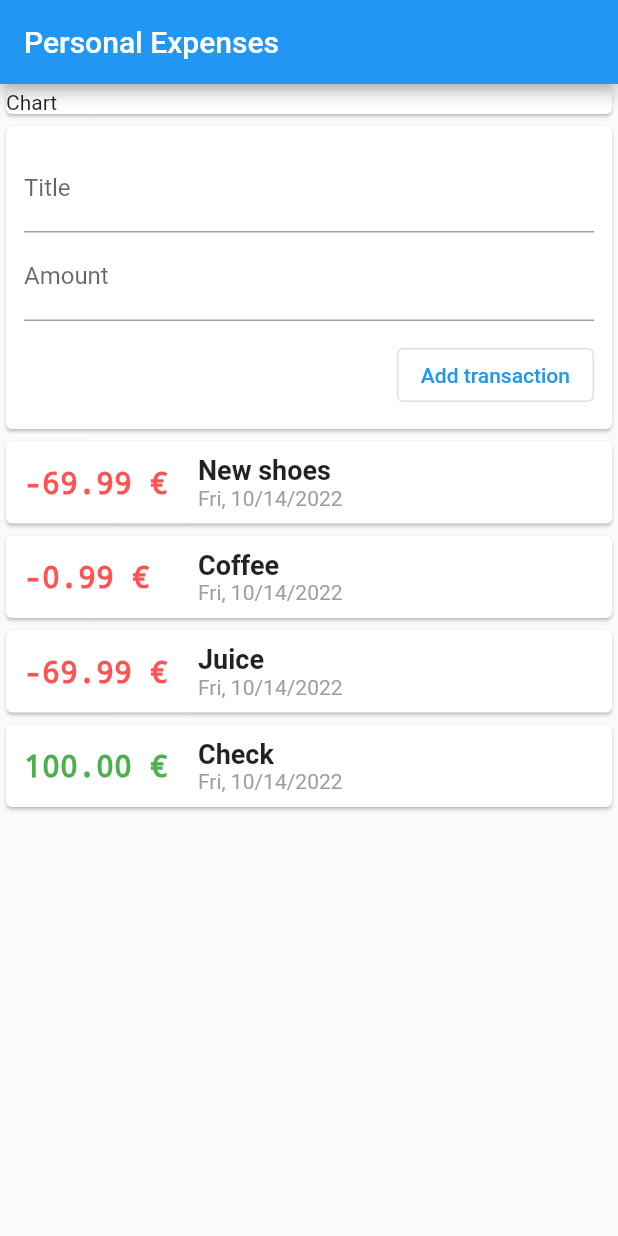
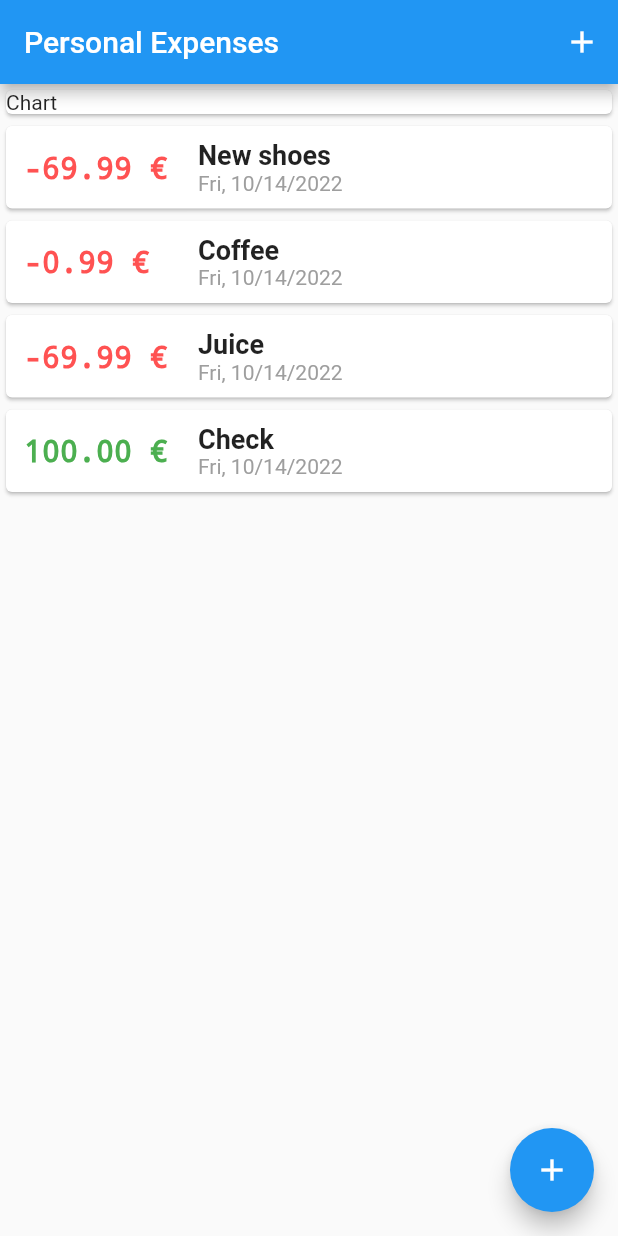
Before and after one commit to niktekusho/personal_expenses, a Flutter app: the screen it shows after launch, on a phone screen of 412 x 824 dp. Run offline on Flutter 3.47's test engine with Material 2 defaults, Android fonts, the phone set to English and light mode, and no system bars.

Commit message:
Opens Add transaction form on appropriate actions (buttons)
- Back to Stateful app...

```diff
--- a/lib/main.dart
+++ b/lib/main.dart
@@ -1,7 +1,7 @@
 import 'package:flutter/material.dart';
 import 'package:personal_expenses/widgets/new_transaction_form.dart';
-import 'package:personal_expenses/widgets/user_transactions.dart';
 import './widgets/transaction_list.dart';
+import 'transaction.dart';
 
 void main() {
   runApp(const PersonalExpensesApp());
@@ -22,14 +22,54 @@ class PersonalExpensesApp extends StatelessWidget {
   }
 }
 
-class ExpensesMainPage extends StatelessWidget {
+class ExpensesMainPage extends StatefulWidget {
   ExpensesMainPage({super.key});
+
+  @override
+  State<ExpensesMainPage> createState() => _ExpensesMainPageState();
+}
+
+class _ExpensesMainPageState extends State<ExpensesMainPage> {
+  final List<Transaction> _transactions = [
+    Transaction(
+        title: 'New shoes', id: 't1', amount: -69.99, date: DateTime.now()),
+    Transaction(title: 'Coffee', id: 't2', amount: -0.99, date: DateTime.now()),
+    Transaction(title: 'Juice', id: 't3', amount: -69.99, date: DateTime.now()),
+    Transaction(title: 'Check', id: 't4', amount: 100, date: DateTime.now()),
+  ];
+
+  void _addNewTransaction({required String title, required double amount}) {
+    final newTransaction = Transaction(
+      title: title,
+      id: DateTime.now().toIso8601String(),
+      amount: amount,
+      date: DateTime.now(),
+    );
+
+    setState(() {
+      _transactions.add(newTransaction);
+    });
+  }
+
+  void _openNewTransactionForm(context) {
+    showModalBottomSheet(
+      context: context,
+      builder: (_) =>
+          NewTransactionForm(addTransactionCallback: _addNewTransaction),
+    );
+  }
 
   @override
   Widget build(BuildContext context) {
     return Scaffold(
       appBar: AppBar(
         title: const Text('Personal Expenses'),
+        actions: [
+          IconButton(
+            onPressed: () => _openNewTransactionForm(context),
+            icon: Icon(Icons.add),
+          )
+        ],
       ),
       body: Column(
         // mainAxisAlignment: MainAxisAlignment.spaceAround,
@@ -38,8 +78,16 @@ class ExpensesMainPage extends StatelessWidget {
           Card(
             child: Text('Chart'),
           ),
-            UserTransactions(),
-          ]),
+          TransactionList(transactions: _transactions)
+        ],
+      ),
+      floatingActionButton: FloatingActionButton(
+        onPressed: () => _openNewTransactionForm(context),
+        child: IconButton(
+          icon: Icon(Icons.add),
+          onPressed: () => _openNewTransactionForm(context),
+        ),
+      ),
     );
   }
 }
--- a/lib/widgets/user_transactions.dart
+++ /dev/null
@@ -1,47 +0,0 @@
-import 'package:flutter/widgets.dart';
-
-import '../transaction.dart';
-import 'new_transaction_form.dart';
-import 'transaction_list.dart';
-
-/// Widget that holds user's transactions.
-/// When the user adds a new transaction, then the new transaction is added to a local list of transactions.
-class UserTransactions extends StatefulWidget {
-  const UserTransactions({super.key});
-
-  @override
-  State<UserTransactions> createState() => _UserTransactionsState();
-}
-
-class _UserTransactionsState extends State<UserTransactions> {
-  final List<Transaction> _transactions = [
-    Transaction(
-        title: 'New shoes', id: 't1', amount: -69.99, date: DateTime.now()),
-    Transaction(title: 'Coffee', id: 't2', amount: -0.99, date: DateTime.now()),
-    Transaction(title: 'Juice', id: 't3', amount: -69.99, date: DateTime.now()),
-    Transaction(title: 'Check', id: 't4', amount: 100, date: DateTime.now()),
-  ];
-
-  void _addNewTransaction({required String title, required double amount}) {
-    final newTransaction = Transaction(
-      title: title,
-      id: DateTime.now().toIso8601String(),
-      amount: amount,
-      date: DateTime.now(),
-    );
-
-    setState(() {
-      _transactions.add(newTransaction);
-    });
-  }
-
-  @override
-  Widget build(BuildContext context) {
-    return Column(
-      children: [
-        NewTransactionForm(addTransactionCallback: _addNewTransaction),
-        TransactionList(transactions: _transactions),
-      ],
-    );
-  }
-}
```
Also changed, not shown: lib/widgets/new_transaction_form.dart (+13 -5 lines). Lines whose indentation alone changed are shown as unchanged.
